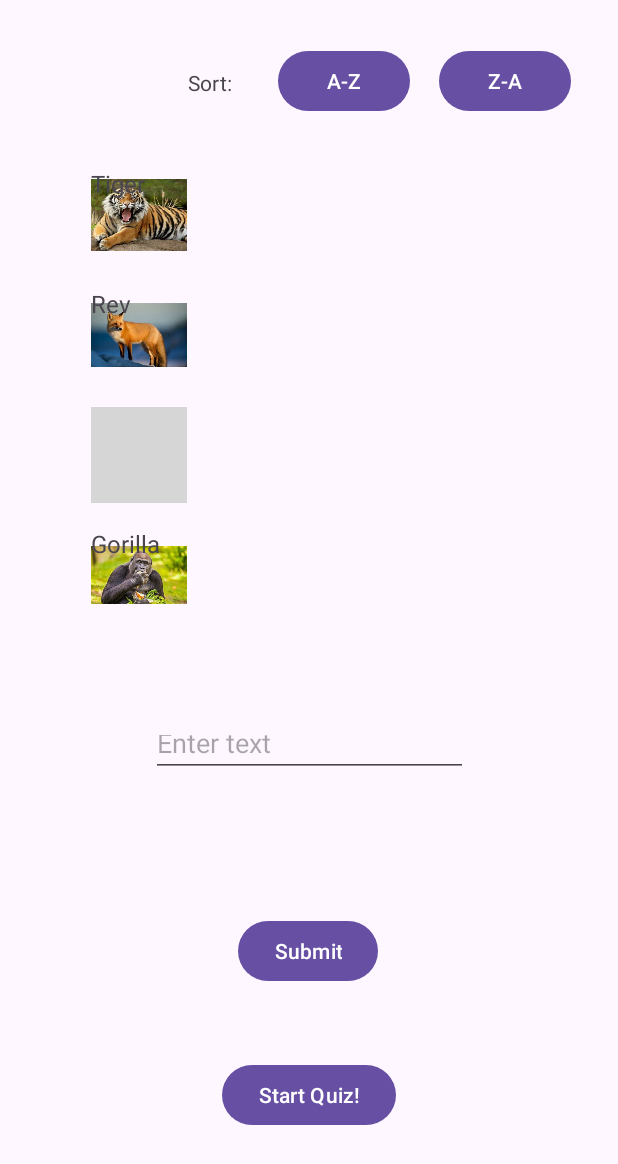
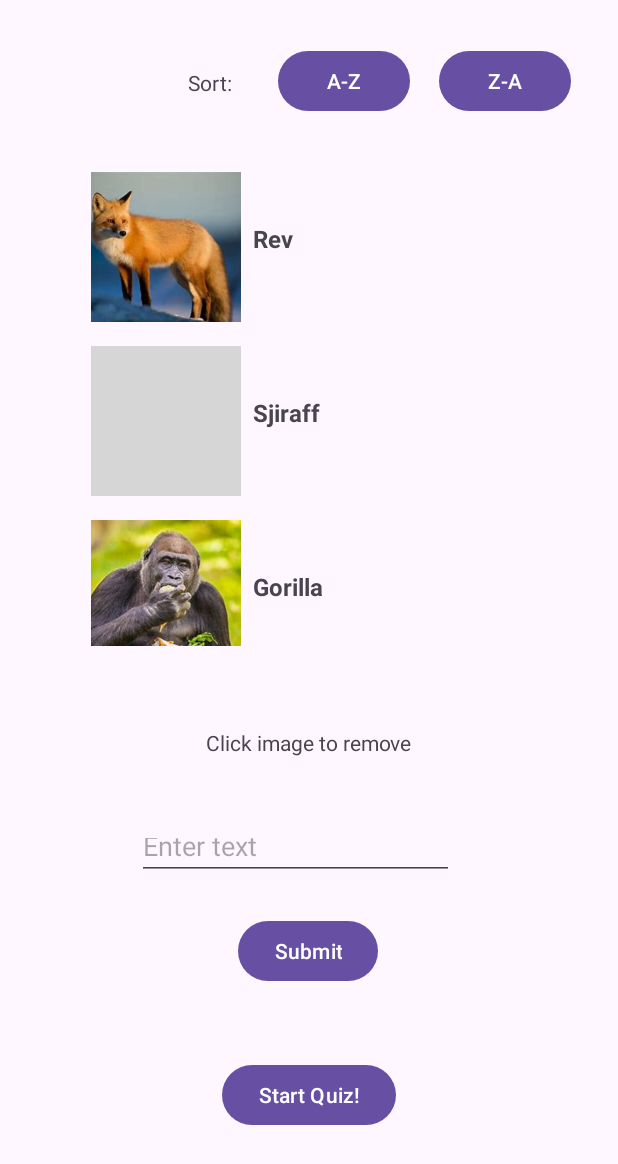
Before and after one commit to 602617/QuizAppAndroid, an Android app: the screen it shows after launch (MainActivity), after a tap on "Submit", on a phone screen of 412 x 824 dp. Shown: the top 1164 px of the screen. Run offline under Robolectric (Android 15) with nearby library versions, the phone set to English and light mode, and no system bars; 1 statement that could not run was skipped; 2 other taps on this screen came first; grey boxes are pictures that could not be loaded.

Commit message:
click to remove image

```diff
--- a/app/src/main/java/com/example/quizapp/AnimalsManager.java
+++ b/app/src/main/java/com/example/quizapp/AnimalsManager.java
@@ -34,4 +34,7 @@ public class AnimalsManager {
     public void clearAnimals() {
         animalList.clear();
     }
+    public void deleteItemFromList(Photo photo){
+        animalList.remove(photo);
+    }
 }
--- a/app/src/main/java/com/example/quizapp/CustomAdapter.java
+++ b/app/src/main/java/com/example/quizapp/CustomAdapter.java
@@ -11,18 +11,33 @@ import androidx.recyclerview.widget.RecyclerView;
 
 import java.util.List;
 
+/*this class extends the RecyclerView.Adapter and defines how items are displayed and interacted with*/
 public class CustomAdapter extends RecyclerView.Adapter<CustomAdapter.ViewHolder> {
 
     private List<Photo> animalist;
+    private OnPhotoClickListener listener;
 
-    public CustomAdapter(List<Photo> animalist) {
+    /**
+     * defines a method that the activity will implement to handle image clicks
+     * allows separation of UI handling and user interaction*/
+    public interface OnPhotoClickListener {
+        void onPhotoClick(Photo photo);
+    }
+
+    /*constructor. initializes the adapter with data and listene
+    * added to allow dynamic data interaction handling*/
+    public CustomAdapter(List<Photo> animalist, OnPhotoClickListener listener) {
         this.animalist = animalist;
+        this.listener = listener;
     }
 
     /**
      * Provide a reference to the type of views that you are using
      * (custom ViewHolder)
      */
+    /**
+     * android dev template method
+     * holds reference to the views in each item layout*/
     public static class ViewHolder extends RecyclerView.ViewHolder {
         private final ImageView imageView;
         private final TextView textView;
@@ -31,7 +46,7 @@ public class CustomAdapter extends RecyclerView.Adapter<CustomAdapter.ViewHolder
             super(view);
             // Define click listener for the ViewHolder's View
             imageView = view.findViewById(R.id.animal_image);
-            textView = (TextView) view.findViewById(R.id.textView);
+            textView = view.findViewById(R.id.textView);
         }
 
         public void bind(Photo photo) {
@@ -51,6 +66,9 @@ public class CustomAdapter extends RecyclerView.Adapter<CustomAdapter.ViewHolder
     //}
 
     // Create new views (invoked by the layout manager)
+    /*android dev template method
+    * creates and return a new ViewHolder for a list item
+    * */
     @Override
     public ViewHolder onCreateViewHolder(ViewGroup viewGroup, int viewType) {
         // Create a new view, which defines the UI of the list item
@@ -61,15 +79,29 @@ public class CustomAdapter extends RecyclerView.Adapter<CustomAdapter.ViewHolder
     }
 
     // Replace the contents of a view (invoked by the layout manager)
+    /* android dev template method
+    * binds the data for a given position in the list to the views in the ViewHolder.
+    * retrieve the Photo object for the current position
+    * populate the Textview and imageView with the data from the photo object
+    * attach a clicklistener to imageview. when clicked the, listener triggers onPhotoClick method, passing the clicked photo*/
     @Override
     public void onBindViewHolder(ViewHolder viewHolder, final int position) {
 
         // Get element from your dataset at this position and replace the
         // contents of the view with that element
-        viewHolder.bind(animalist.get(position));
+        Photo photo = animalist.get(position);
+        viewHolder.textView.setText(photo.getName());
+        viewHolder.imageView.setImageResource(photo.getImageResId());
+        viewHolder.imageView.setOnClickListener(v -> {
+            listener.onPhotoClick(photo);
+        });
+        //viewHolder.bind(animalist.get(position));
     }
 
     // Return the size of your dataset (invoked by the layout manager)
+    /*android dev template method
+    * returns the total number of items in the list
+    * recyclerview uses this value to determine how many items to display*/
     @Override
     public int getItemCount() {
         return animalist.size();
--- a/app/src/main/java/com/example/quizapp/MainActivity.java
+++ b/app/src/main/java/com/example/quizapp/MainActivity.java
@@ -10,7 +10,10 @@ import android.widget.Button;
 import android.widget.EditText;
 import android.widget.ImageView;
 import android.widget.TextView;
+import android.widget.Toast;
 
+import com.example.quizapp.CustomAdapter.OnPhotoClickListener;
+import com.example.quizapp.Photo;
 import androidx.activity.EdgeToEdge;
 import androidx.appcompat.app.AppCompatActivity;
 import androidx.core.graphics.Insets;
@@ -25,9 +28,11 @@ import java.util.Collections;
 import java.util.Comparator;
 import java.util.List;
 
-public class MainActivity extends AppCompatActivity {
+public class MainActivity extends AppCompatActivity implements CustomAdapter.OnPhotoClickListener {
 
     private List<Photo> photoList;
+    private AnimalsManager animalsManager;
+    private CustomAdapter customAdapter;
 
     @Override
     protected void onCreate(Bundle savedInstanceState) {
@@ -49,23 +54,27 @@ public class MainActivity extends AppCompatActivity {
             }
         });
 
-        AnimalsManager animalsManager = ((MyApplication) getApplicationContext()).getAnimalsManager();
+        animalsManager = ((MyApplication) getApplicationContext()).getAnimalsManager();
         photoList = animalsManager.getAnimalList();
         animalsManager.addAnimal("Sjiraff", R.drawable.sjiraff, "Sjiraff");
 
         RecyclerView recyclerView = findViewById(R.id.my_recycler_view);
         recyclerView.setLayoutManager(new LinearLayoutManager(this));
 
-        CustomAdapter customAdapter = new CustomAdapter(photoList);
+        customAdapter = new CustomAdapter(photoList,  this);
         recyclerView.setAdapter(customAdapter);
 
-        /* input from user*/
+        /* text input from user*/
         EditText editText = findViewById(R.id.edit_text);
         Button buttonSubmit = findViewById(R.id.button_submit);
 
+        /* image input from user*/
+
+
         buttonSubmit.setOnClickListener(v -> {
-            String userInput = editText.getText().toString();
-            animalsManager.addAnimal(userInput, R.drawable.gorilla, userInput);
+            String userInput = editText.getText().toString().trim();
+            String cap = userInput.substring(0,1).toUpperCase() + userInput.substring(1);
+            animalsManager.addAnimal(cap, R.drawable.gorilla, cap);
 
             customAdapter.notifyDataSetChanged();
         });
@@ -82,6 +91,16 @@ public class MainActivity extends AppCompatActivity {
             Collections.sort(photoList, (p1, p2) -> p2.getName().compareToIgnoreCase(p1.getName()));
             customAdapter.notifyDataSetChanged();
         });
+
+
+    }
+    @Override
+    public void onPhotoClick(Photo photo) {
+        Toast.makeText(this,"Clicked: " + photo.getName(), Toast.LENGTH_SHORT).show();
+        animalsManager.deleteItemFromList(photo);
+        customAdapter.notifyDataSetChanged();
+        // can use notifyItemRemoved to update only the deleted item
     }
 
+
 }
--- a/app/src/main/java/com/example/quizapp/QuizActivity2.java
+++ b/app/src/main/java/com/example/quizapp/QuizActivity2.java
@@ -27,6 +27,7 @@ public class QuizActivity2 extends AppCompatActivity {
     private List<Photo> photoList;
     private int currentIndex = 0;
     private int score = 0;
+    private int attempts = 0;
     private TextView scoreText;
     private TextView feedbackTextView;
     @Override
@@ -147,18 +148,20 @@ public class QuizActivity2 extends AppCompatActivity {
 
     public void updateScore(){
         score++;
+        attempts++;
         scoreText.setText("Score: " + score);
         showFeedback(true);
     }
     public void updateScoreMinusOnePoints(){
         score = Math.max(0, score - 1);
+        attempts++;
         scoreText.setText("Score: " + score);
         showFeedback(false);
     }
 
     public void endQuiz() {
         TextView textView = findViewById(R.id.textOption1);
-        textView.setText("Finished!");
+        textView.setText("You got " + score + " right in " + attempts + " tries - nice job!");
         for (Button button : Arrays.asList(
                 findViewById(R.id.button4),
                 findViewById(R.id.button2),
@@ -178,4 +181,6 @@ public class QuizActivity2 extends AppCompatActivity {
         feedbackTextView.postDelayed(() -> feedbackTextView.setVisibility(View.GONE), 1000);
     }
 
+
+
     }
--- a/app/src/main/res/layout/activity_main.xml
+++ b/app/src/main/res/layout/activity_main.xml
@@ -26,7 +26,7 @@
         app:layout_constraintEnd_toEndOf="parent"
         app:layout_constraintStart_toStartOf="parent"
         app:layout_constraintTop_toTopOf="parent"
-        app:layout_constraintVertical_bias="0.206" />
+        app:layout_constraintVertical_bias="0.213" />
 
     <Button
         android:id="@+id/button_submit"
@@ -47,9 +47,10 @@
         android:hint="Enter text"
         app:layout_constraintBottom_toBottomOf="parent"
         app:layout_constraintEnd_toEndOf="parent"
+        app:layout_constraintHorizontal_bias="0.455"
         app:layout_constraintStart_toStartOf="parent"
         app:layout_constraintTop_toTopOf="parent"
-        app:layout_constraintVertical_bias="0.611" />
+        app:layout_constraintVertical_bias="0.698" />
 
     <Button
         android:id="@+id/btnSortAZ"
@@ -80,6 +81,7 @@
         android:layout_width="wrap_content"
         android:layout_height="wrap_content"
         android:layout_marginBottom="25dp"
+        android:textAlignment="center"
         android:text="Sort: "
         app:layout_constraintBottom_toBottomOf="parent"
         app:layout_constraintEnd_toEndOf="parent"
@@ -88,4 +90,17 @@
         app:layout_constraintTop_toTopOf="parent"
         app:layout_constraintVertical_bias="0.058" />
 
+    <TextView
+        android:id="@+id/textView3"
+        android:layout_width="179dp"
+        android:layout_height="32dp"
+        android:textAlignment="center"
+        android:text="Click image to remove"
+        app:layout_constraintBottom_toBottomOf="parent"
+        app:layout_constraintEnd_toEndOf="parent"
+        app:layout_constraintHorizontal_bias="0.498"
+        app:layout_constraintStart_toStartOf="parent"
+        app:layout_constraintTop_toTopOf="parent"
+        app:layout_constraintVertical_bias="0.613" />
+
 </androidx.constraintlayout.widget.ConstraintLayout>
--- a/app/src/main/res/layout/activity_quiz2.xml
+++ b/app/src/main/res/layout/activity_quiz2.xml
@@ -32,21 +32,22 @@
 
     <TextView
         android:id="@+id/textOption1"
-        android:layout_width="56dp"
-        android:layout_height="18dp"
+        android:layout_width="292dp"
+        android:layout_height="30dp"
         android:text="TextView"
+        android:textAlignment="center"
         app:layout_constraintBottom_toBottomOf="parent"
         app:layout_constraintEnd_toEndOf="parent"
-        app:layout_constraintHorizontal_bias="0.498"
+        app:layout_constraintHorizontal_bias="0.495"
         app:layout_constraintStart_toStartOf="parent"
         app:layout_constraintTop_toTopOf="parent"
-        app:layout_constraintVertical_bias="0.817" />
+        app:layout_constraintVertical_bias="0.818" />
 
     <Button
         android:id="@+id/button1"
         android:layout_width="wrap_content"
         android:layout_height="wrap_content"
-        android:text="Button"
+        android:text="Next"
         app:layout_constraintBottom_toBottomOf="parent"
         app:layout_constraintEnd_toEndOf="parent"
         app:layout_constraintHorizontal_bias="0.85"
--- a/app/src/main/res/layout/text_row_item.xml
+++ b/app/src/main/res/layout/text_row_item.xml
@@ -2,18 +2,24 @@
 <FrameLayout xmlns:android="http://schemas.android.com/apk/res/android"
     android:layout_width="match_parent"
     android:layout_height="wrap_content"
-    android:padding="8dp">
+    android:layout_margin="8dp">
 
     <ImageView
         android:id="@+id/animal_image"
-        android:layout_width="64dp"
-        android:layout_height="64dp"
+        android:layout_width="100dp"
+        android:layout_height="100dp"
         android:layout_marginEnd="16dp"
-        android:contentDescription="Animal Image" />
+        android:contentDescription="Animal Image"
+        android:scaleType="centerCrop"
+        android:layout_marginTop="0dp"/>
 
     <TextView
         android:id="@+id/textView"
-        android:layout_width="wrap_content"
+        android:layout_width="match_parent"
         android:layout_height="wrap_content"
-        android:textSize="16sp"/>
+        android:textSize="16sp"
+        android:padding="8dp"
+        android:layout_marginTop="25dp"
+        android:layout_marginLeft="100dp"
+        android:textStyle="bold"/>
 </FrameLayout>
```
